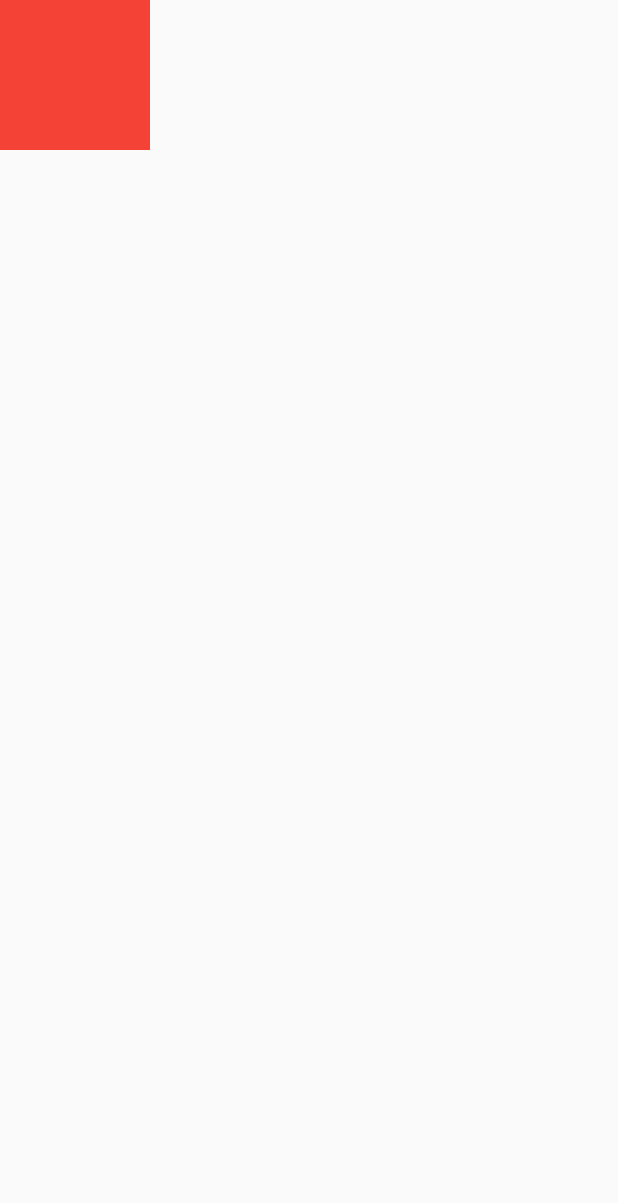
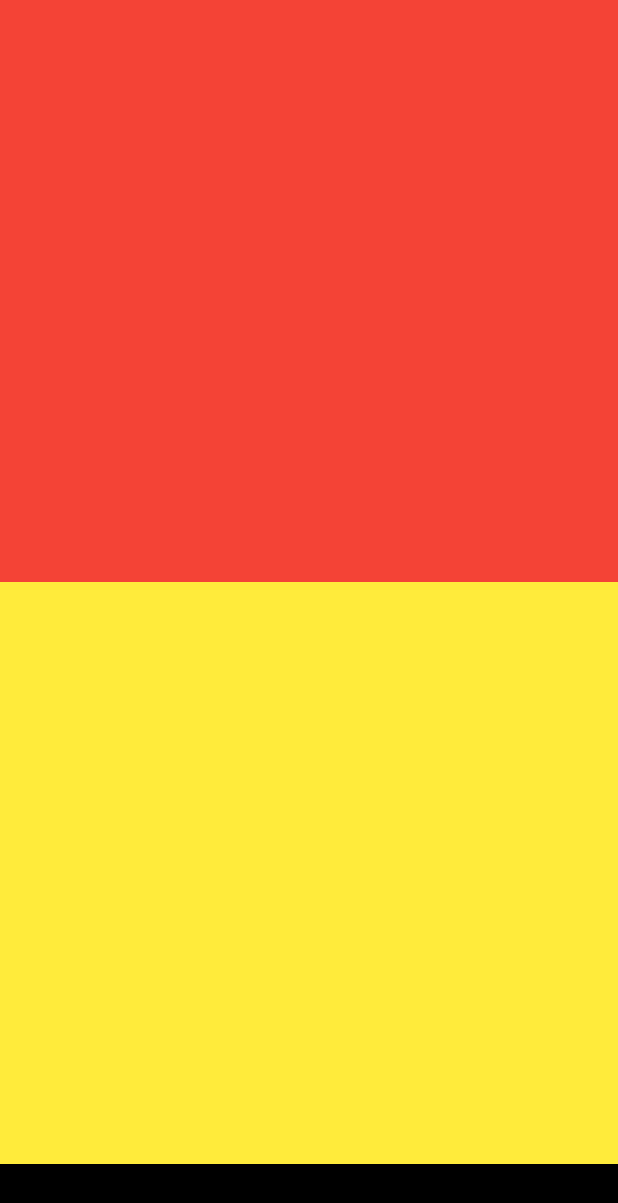
Before and after one commit to roshanjustin0010/xylophone, a Flutter app: the screen it shows after launch, on a phone screen of 412 x 824 dp. Shown: the top 1203 px of the screen. Run offline on Flutter 3.47's test engine with Material 2 defaults, Android fonts, the light colour scheme and no system bars; our stand-ins replace assets_audio_player.

Commit message:
changed sound function

```diff
--- a/lib/main.dart
+++ b/lib/main.dart
@@ -4,6 +4,7 @@ import 'package:flutter/material.dart';
 void main() {
   runApp(MaterialApp(
     home: Scaffold(
+      backgroundColor: Colors.black,
       body: Xylophone(),
     ),
   ));
@@ -17,11 +18,20 @@ class Xylophone extends StatefulWidget {
 }
 
 class _XylophoneState extends State<Xylophone> {
+  void playsound(int no) {
+    AssetsAudioPlayer.newPlayer().open(
+      Audio("assets/note$no.wav"),
+      autoStart: true,
+      showNotification: true,
+    );
+  }
+
   @override
   Widget build(BuildContext context) {
     return Column(
       children: [
-        GestureDetector(
+        Expanded(
+          child: GestureDetector(
             onTap: () {
               AssetsAudioPlayer.newPlayer().open(
                 Audio("assets/note1.wav"),
@@ -30,11 +40,25 @@ class _XylophoneState extends State<Xylophone> {
               );
             },
             child: Container(
-            height: 100,
-            width: 100,
               color: Colors.red,
             ),
-        )
+          ),
+        ),
+        Expanded(
+          child: GestureDetector(
+            onTap: () {
+              playsound(3);
+            },
+            child: Container(
+              color: Colors.yellow,
+            ),
+          ),
+        ),
+        OutlinedButton(
+            onPressed: () {},
+            child: Container(
+              color: Colors.black,
+            ))
       ],
     );
   }
```
Lines whose indentation alone changed are shown as unchanged.
